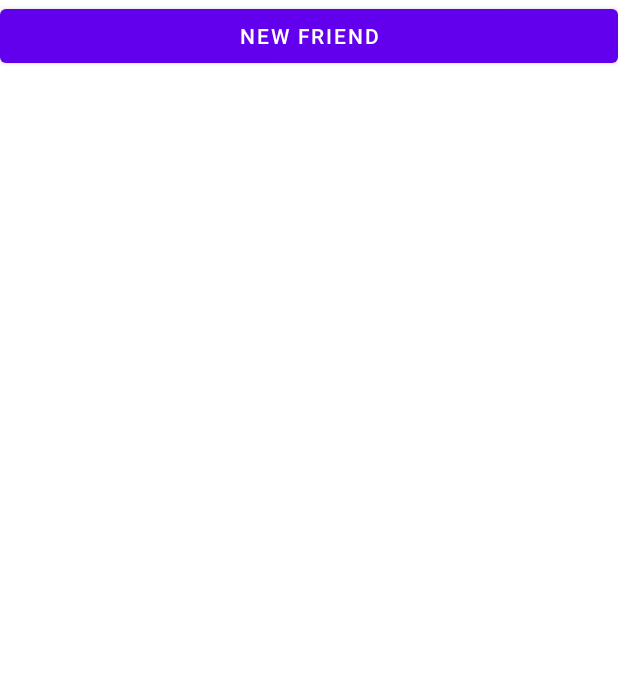
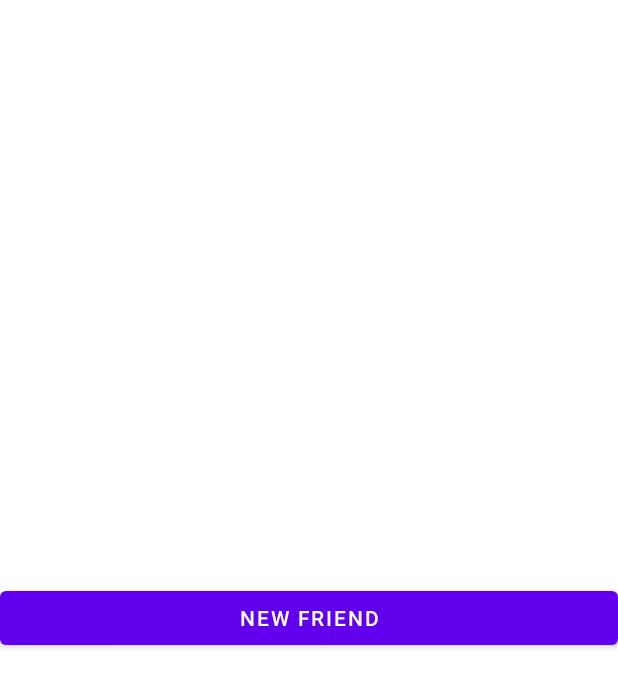
Before and after one commit to iNkidzy/InstantFriends, an Android app: the layout activity_friends.xml on its own in the app's theme, with its tools: preview values and no code run, on a phone screen of 412 x 824 dp. Shown: the top 687 px of the screen. Run offline under Robolectric (Android 15) with nearby library versions, the phone set to English and light mode, and no system bars.

```diff
--- a/app/src/main/AndroidManifest.xml
+++ b/app/src/main/AndroidManifest.xml
@@ -18,6 +18,7 @@
         </activity>
         <activity android:name=".DetailsActivity"></activity>
         <activity android:name=".CreatePostActivity"></activity>
+        <activity android:name=".FriendsActivity"></activity>
     </application>
 
 </manifest>
--- a/app/src/main/java/com/example/instantfriends/FriendsActivity.kt
+++ b/app/src/main/java/com/example/instantfriends/FriendsActivity.kt
@@ -2,7 +2,6 @@ package com.example.instantfriends
 
 import android.content.Intent
 import android.os.Bundle
-import android.os.PersistableBundle
 import android.view.View
 import android.widget.AdapterView
 import android.widget.ArrayAdapter
@@ -46,7 +45,7 @@ class FriendsActivity: AppCompatActivity() {
             if  (friend != null)
             {
                 val intent = Intent(this, DetailsActivity::class.java).also {
-                    it.putExtra("position", id)
+                    it.putExtra("friendId", id)
                     startActivity(it)
                 }
             }
@@ -54,7 +53,7 @@ class FriendsActivity: AppCompatActivity() {
         val mRep = FriendRepository.get()
         mRep.getByid(id).observeOnce(this, friendObserver)
     }
-    private fun onClickNewFriend(view: View){
+    fun onClickNewFriend(view: View){
         val intent = Intent(this, DetailsActivity::class.java).also {
             startActivity(it)
         }
--- a/app/src/main/res/layout/activity_friends.xml
+++ b/app/src/main/res/layout/activity_friends.xml
@@ -1,9 +1,18 @@
 <?xml version="1.0" encoding="utf-8"?>
+<androidx.constraintlayout.widget.ConstraintLayout xmlns:android="http://schemas.android.com/apk/res/android"
+    xmlns:app="http://schemas.android.com/apk/res-auto"
+    android:layout_width="match_parent"
+    android:layout_height="match_parent">
+
     <LinearLayout
-    xmlns:android="http://schemas.android.com/apk/res/android"
         android:layout_width="wrap_content"
         android:layout_height="wrap_content"
-    android:orientation="vertical">
+        android:orientation="vertical"
+        app:layout_constraintBottom_toBottomOf="parent"
+        app:layout_constraintEnd_toEndOf="parent"
+        app:layout_constraintStart_toStartOf="parent"
+        app:layout_constraintTop_toTopOf="parent">
+
         <Button
             android:layout_width="match_parent"
             android:layout_height="wrap_content"
@@ -14,10 +23,10 @@
 
         <LinearLayout
             android:id="@+id/linearLayout"
-        android:orientation="vertical"
             android:layout_width="fill_parent"
             android:layout_height="wrap_content"
-        android:layout_gravity="fill_horizontal" >
+            android:layout_gravity="fill_horizontal"
+            android:orientation="vertical">
 
 
             <ListView
@@ -28,3 +37,4 @@
 
         </LinearLayout>
     </LinearLayout>
+</androidx.constraintlayout.widget.ConstraintLayout>
```
Also changed, not shown: app/src/main/java/com/example/instantfriends/DetailsActivity.kt (+5 -5 lines), app/src/main/java/com/example/instantfriends/MainActivity.kt (+5 -2 lines). Lines whose indentation alone changed are shown as unchanged.
